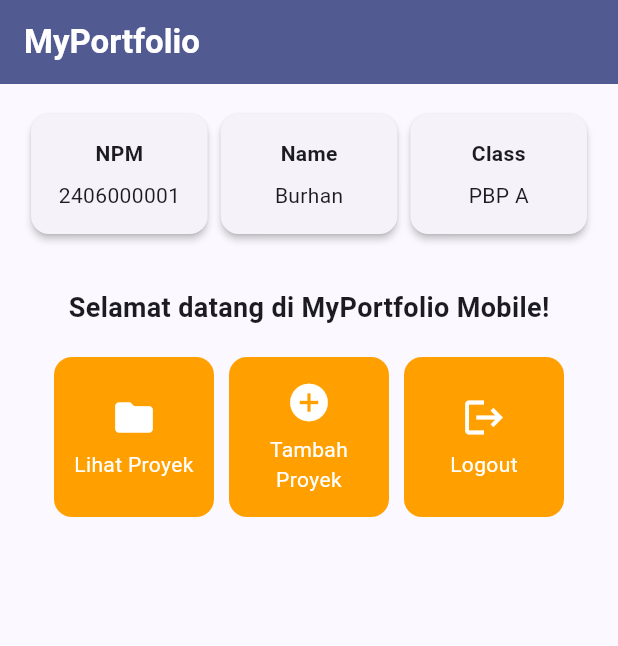
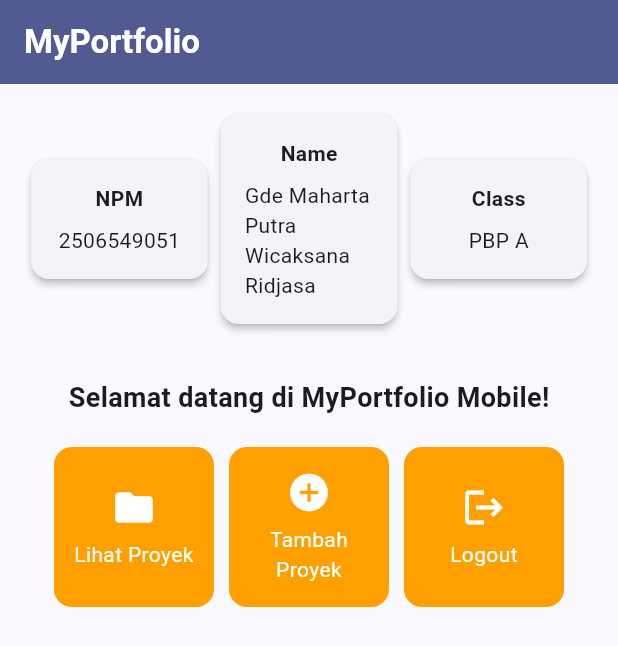
Before and after one commit to gdemahartaputra-hash/myportofolio_mobile, a Flutter app: the screen it shows after launch, on a phone screen of 412 x 824 dp. Shown: the top 646 px of the screen. Run offline on Flutter 3.47's test engine with Material 3 defaults, Android fonts, the phone set to English and light mode, and no system bars.

Commit message:
feat: ganti data InfoCard dengan identitas pribadi

```diff
--- a/lib/menu.dart
+++ b/lib/menu.dart
@@ -3,8 +3,8 @@ import 'package:flutter/material.dart';
 class MyHomePage extends StatelessWidget {
   MyHomePage({super.key});
 
-  final String npm = "2406000001";
-  final String nama = "Burhan";
+  final String npm = "2506549051";
+  final String nama = "Gde Maharta Putra Wicaksana Ridjasa";
   final String kelas = "PBP A";
 
   final List<ItemHomepage> items = [
```
